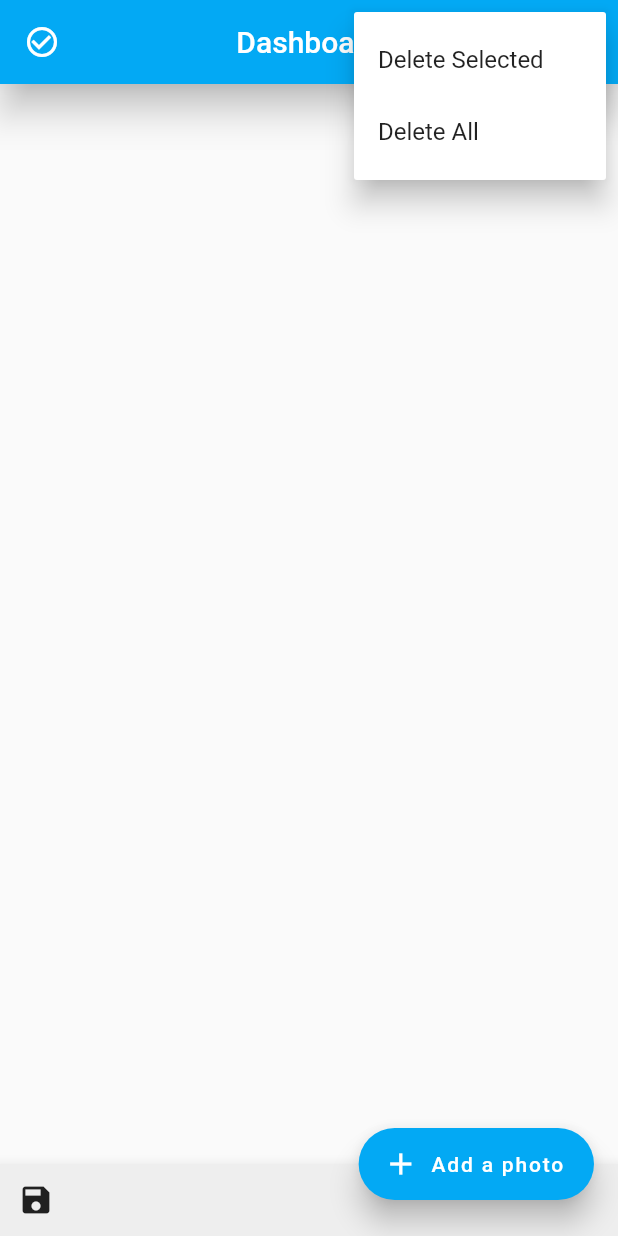
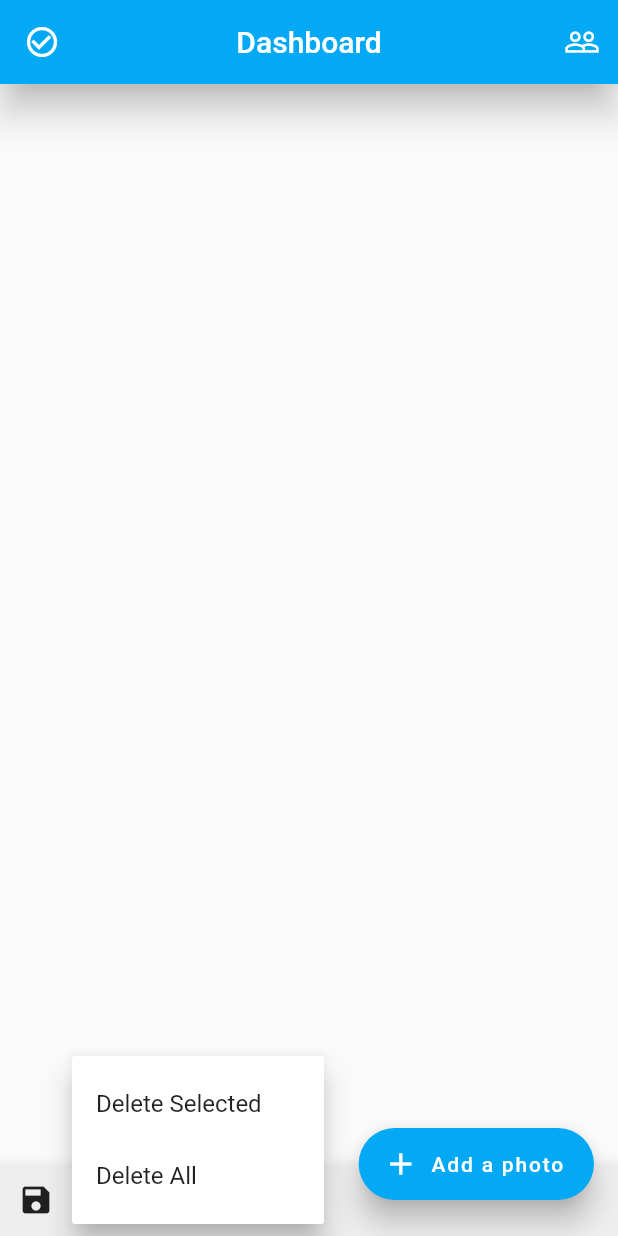
Before and after one commit to gitUmaru/Pathomatic, a Flutter app: the DashboardPage screen opened directly with empty values, after a tap on the "delete" icon, on a phone screen of 412 x 824 dp. Run offline on Flutter 3.47's test engine with Material 2 defaults, Android fonts, the phone set to English and light mode, and no system bars; our stand-ins replace animated_background, camera; missing offline and left inert: tflite; project files that could hold a hidden picture were left out.

Commit message:
Moved delete button and created patient button

```diff
--- a/lib/dashboard.dart
+++ b/lib/dashboard.dart
@@ -27,22 +27,13 @@ class _DashboardPageState extends State<DashboardPage> {
           title: const Text('Dashboard'),
           leading: IconButton(
             icon: const Icon(Icons.check_circle_outline),
-            tooltip: 'Select',
             onPressed: () {},
           ),
           actions: <Widget>[
-            PopupMenuButton<String>(
-              icon: const Icon(Icons.delete),
-              onSelected: choiceAction1,
-              itemBuilder: (BuildContext context) {
-                return Constants.choices.map((String choice) {
-                  return PopupMenuItem<String>(
-                    value: choice,
-                    child: Text(choice),
-                  );
-                }).toList();
-              },
-            )
+            IconButton(
+              icon: const Icon(Icons.people_outline),
+              onPressed: () {},
+            ),
           ],
         ),
         body: Center(
@@ -60,7 +51,7 @@ class _DashboardPageState extends State<DashboardPage> {
           color: Colors.grey[200],
           child: new Row(
             mainAxisSize: MainAxisSize.max,
-            mainAxisAlignment: MainAxisAlignment.spaceBetween,
+            mainAxisAlignment: MainAxisAlignment.start,
             children: <Widget>[
               PopupMenuButton<String>(
                 icon: const Icon(Icons.save),
@@ -70,6 +61,18 @@ class _DashboardPageState extends State<DashboardPage> {
                     return PopupMenuItem<String>(
                       value: choice2,
                       child: Text(choice2),
+                    );
+                  }).toList();
+                },
+              ),
+              PopupMenuButton<String>(
+                icon: const Icon(Icons.delete),
+                onSelected: choiceAction1,
+                itemBuilder: (BuildContext context) {
+                  return Constants.choices.map((String choice) {
+                    return PopupMenuItem<String>(
+                      value: choice,
+                      child: Text(choice),
                     );
                   }).toList();
                 },
```
